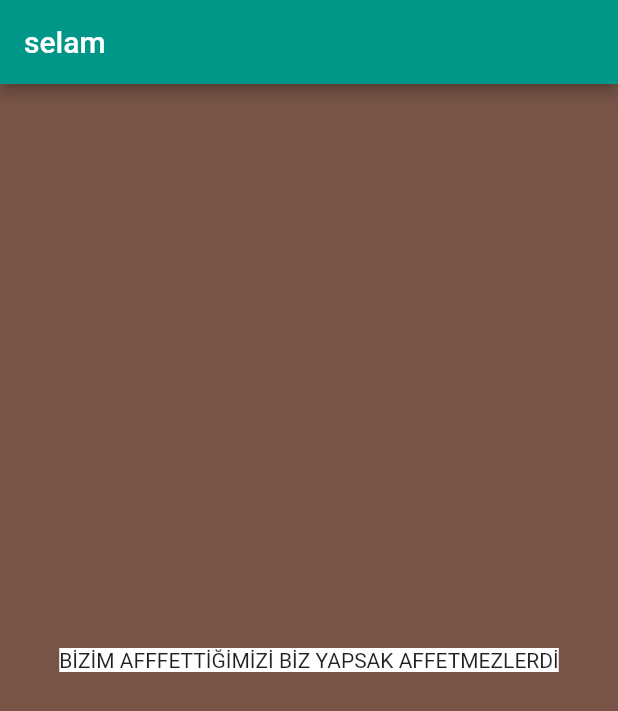
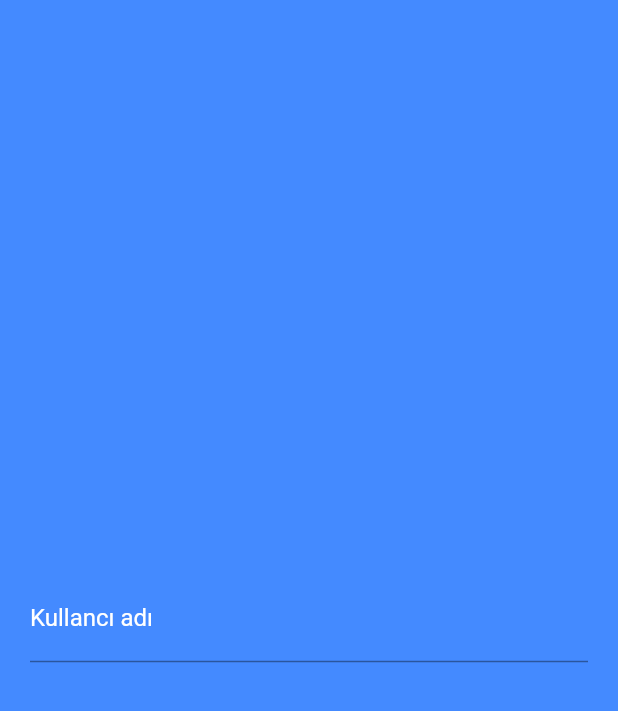
Before and after one commit to mdrmz/flutter_login_page, a Flutter app: the screen it shows after launch, on a phone screen of 412 x 824 dp. Shown: the top 711 px of the screen. Run offline on Flutter 3.47's test engine with Material 2 defaults, Android fonts, the phone set to English and light mode, and no system bars.

Commit message:
login page
ögrenci kayıt sistemi hazırlanıyor

```diff
--- /dev/null
+++ b/start01/lib/login_page.dart
@@ -0,0 +1,35 @@
+import 'package:flutter/material.dart';
+
+void main(List<String> args) {}
+
+class Login extends StatefulWidget {
+  @override
+  State<Login> createState() => _LoginState();
+}
+
+class _LoginState extends State<Login> {
+  @override
+  Widget build(BuildContext context) {
+    return Scaffold(
+      backgroundColor: Colors.blueAccent,
+      resizeToAvoidBottomInset: false,
+      body: Form(
+          child: Column(
+        mainAxisAlignment: MainAxisAlignment.center,
+        children: [
+          Padding(
+            padding: const EdgeInsets.only(left: 20.0, right: 20.0),
+            child: TextFormField(
+              decoration: InputDecoration(
+                focusedBorder: OutlineInputBorder(
+                    borderSide: BorderSide(color: Colors.black)),
+                labelText: "Kullancı adı",
+                labelStyle: TextStyle(color: Colors.white),
+              ),
+            ),
+          )
+        ],
+      )),
+    );
+  }
+}
--- a/start01/lib/main.dart
+++ b/start01/lib/main.dart
@@ -1,4 +1,5 @@
 import 'package:flutter/material.dart';
+import 'package:start01/login_page.dart';
 
 void main() {
   runApp(
@@ -9,18 +10,6 @@ void main() {
 class benim extends StatelessWidget {
   @override
   Widget build(BuildContext context) {
-    return MaterialApp(
-      home: Scaffold(
-        backgroundColor: Colors.brown,
-        appBar: AppBar(
-          backgroundColor: Colors.teal,
-          title: Text("selam"),
-        ),
-        body: Center(
-            child: Container(
-                color: Colors.white,
-                child: Text("BİZİM AFFFETTİĞİMİZİ BİZ YAPSAK AFFETMEZLERDİ"))),
-      ),
-    );
+    return MaterialApp(home: Login());
   }
 }
```
Also changed, not shown: start01/pubspec.lock, 1 other file.
